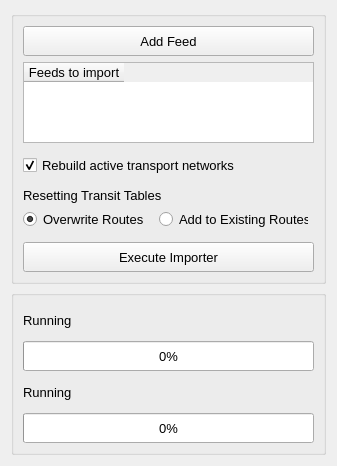
AequilibraE/qaequilibrae, file modules/public_transport_procedures/forms/gtfs_importer.ui: the form before one commit.
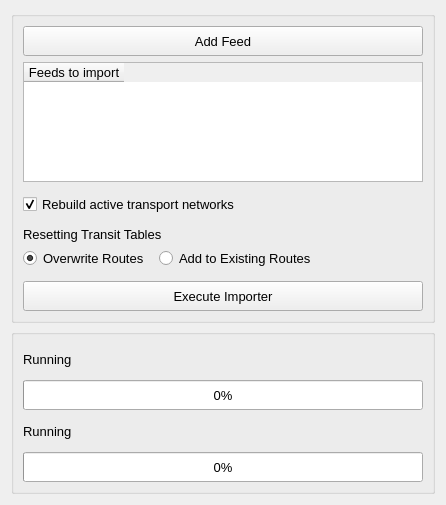
The form after the commit.

```diff
--- a/modules/public_transport_procedures/forms/gtfs_importer.ui
+++ b/modules/public_transport_procedures/forms/gtfs_importer.ui
@@ -6,8 +6,8 @@
    <rect>
     <x>0</x>
     <y>0</y>
-    <width>337</width>
-    <height>466</height>
+    <width>446</width>
+    <height>505</height>
    </rect>
   </property>
   <property name="font">
```
